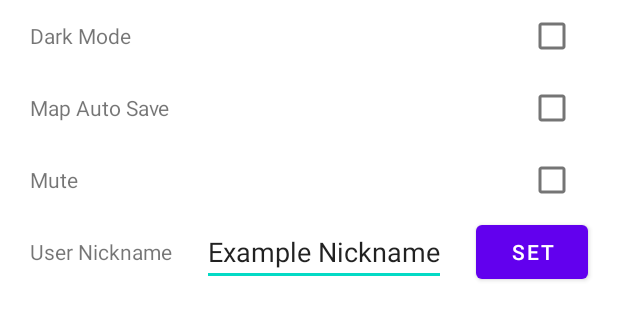
After one commit to ZgroX/baUHInia, an Android app: the layout settings.xml on its own in the app's theme, with its tools: preview values and no code run, on a phone screen of 412 x 824 dp. The commit adds this screen. Shown: the top 320 px of the screen. Run offline under Robolectric (Android 15) with nearby library versions, the phone set to English and light mode, and no system bars.

Commit message:
layout settings

```diff
--- /dev/null
+++ b/Menu/app/src/main/java/pl/bauhinia/ioad/menu/Settings.java
@@ -0,0 +1,25 @@
+package pl.bauhinia.ioad.menu;
+
+import android.content.Context;
+import android.util.AttributeSet;
+import android.view.View;
+
+import androidx.annotation.Nullable;
+
+public class Settings extends View {
+    public Settings(Context context) {
+        super(context);
+    }
+
+    public Settings(Context context, @Nullable AttributeSet attrs) {
+        super(context, attrs);
+    }
+
+    public Settings(Context context, @Nullable AttributeSet attrs, int defStyleAttr) {
+        super(context, attrs, defStyleAttr);
+    }
+
+    public Settings(Context context, @Nullable AttributeSet attrs, int defStyleAttr, int defStyleRes) {
+        super(context, attrs, defStyleAttr, defStyleRes);
+    }
+}
--- /dev/null
+++ b/Menu/app/src/main/res/layout/settings.xml
@@ -0,0 +1,110 @@
+<?xml version="1.0" encoding="utf-8"?>
+<RelativeLayout xmlns:android="http://schemas.android.com/apk/res/android"
+    android:layout_width="match_parent"
+    android:layout_height="match_parent">
+
+    <LinearLayout
+        android:id="@+id/settings_lin_layout"
+        android:layout_width="match_parent"
+        android:layout_height="wrap_content"
+        android:orientation="vertical">
+
+        <RelativeLayout
+            android:layout_width="match_parent"
+            android:layout_height="wrap_content">
+
+            <TextView
+                android:layout_width="wrap_content"
+                android:layout_height="wrap_content"
+                android:layout_alignParentStart="true"
+                android:layout_centerVertical="true"
+                android:layout_marginStart="20dp"
+                android:text="@string/dark_mode" />
+
+            <CheckBox
+                android:layout_width="wrap_content"
+                android:layout_height="wrap_content"
+                android:layout_alignParentEnd="true"
+                android:layout_centerVertical="true"
+                android:layout_marginEnd="20dp" />
+        </RelativeLayout>
+
+        <RelativeLayout
+            android:layout_width="match_parent"
+            android:layout_height="wrap_content">
+
+            <TextView
+                android:layout_width="wrap_content"
+                android:layout_height="wrap_content"
+                android:layout_alignParentStart="true"
+                android:layout_centerVertical="true"
+                android:layout_marginStart="20dp"
+                android:text="@string/map_auto_save" />
+
+            <CheckBox
+                android:layout_width="wrap_content"
+                android:layout_height="wrap_content"
+                android:layout_alignParentEnd="true"
+                android:layout_centerVertical="true"
+                android:layout_marginEnd="20dp" />
+        </RelativeLayout>
+
+        <RelativeLayout
+            android:layout_width="match_parent"
+            android:layout_height="wrap_content">
+
+            <TextView
+                android:layout_width="wrap_content"
+                android:layout_height="wrap_content"
+                android:layout_alignParentStart="true"
+                android:layout_centerVertical="true"
+                android:layout_marginStart="20dp"
+                android:text="@string/mute" />
+
+            <CheckBox
+                android:layout_width="wrap_content"
+                android:layout_height="wrap_content"
+                android:layout_alignParentEnd="true"
+                android:layout_centerVertical="true"
+                android:layout_marginEnd="20dp" />
+        </RelativeLayout>
+
+        <RelativeLayout
+            android:layout_width="match_parent"
+            android:layout_height="wrap_content">
+
+            <TextView
+                android:id="@+id/text_view_user_nickname"
+                android:layout_width="wrap_content"
+                android:layout_height="wrap_content"
+                android:layout_alignParentStart="true"
+                android:layout_centerVertical="true"
+                android:layout_marginStart="20dp"
+                android:text="@string/user_nickname" />
+
+            <!--                TODO fix text-->
+            <EditText
+                android:id="@+id/edit_text_user_nickname"
+                android:layout_width="wrap_content"
+                android:layout_height="wrap_content"
+                android:layout_centerVertical="true"
+                android:layout_marginStart="20dp"
+                android:layout_toEndOf="@id/text_view_user_nickname"
+                android:text="@string/example_nickname" />
+
+            <Button
+                android:layout_width="wrap_content"
+                android:layout_height="wrap_content"
+                android:layout_alignParentEnd="true"
+                android:layout_centerVertical="true"
+                android:layout_marginStart="20dp"
+                android:layout_toEndOf="@id/edit_text_user_nickname"
+                android:layout_marginEnd="20dp"
+                android:text="@string/set"/>
+
+
+        </RelativeLayout>
+
+    </LinearLayout>
+
+</RelativeLayout>
--- a/Menu/app/src/main/res/values/strings.xml
+++ b/Menu/app/src/main/res/values/strings.xml
@@ -1,4 +1,10 @@
 <resources>
     <string name="app_name">Menu</string>
     <string name="example_string">Example String</string>
+    <string name="dark_mode">Dark Mode</string>
+    <string name="map_auto_save">Map Auto Save</string>
+    <string name="mute">Mute</string>
+    <string name="user_nickname">User Nickname</string>
+    <string name="example_nickname">Example Nickname</string>
+    <string name="set">SET</string>
 </resources>
```
